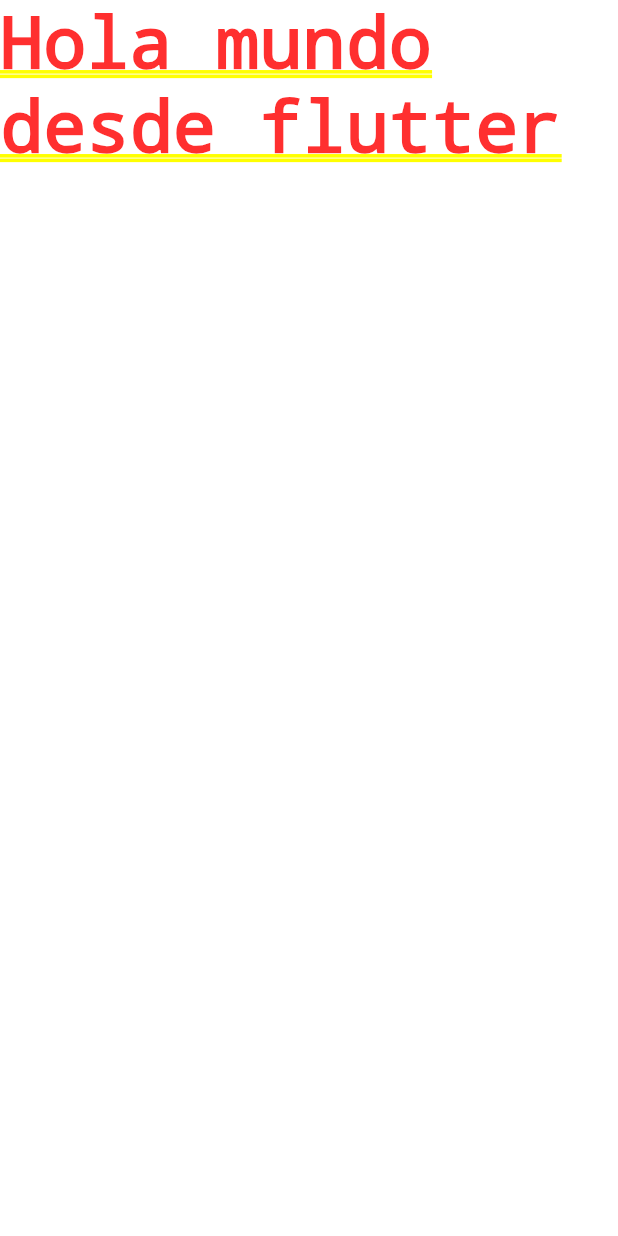
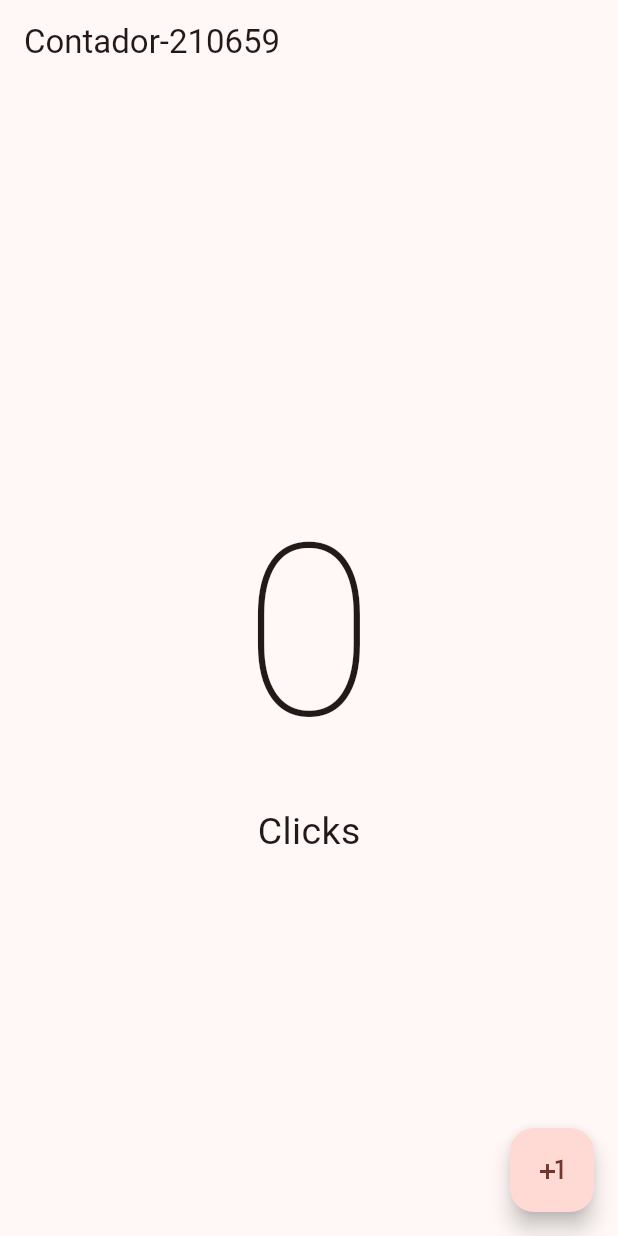
Before and after one commit to justinescorcia/DMI-10A-HelloWorld-Flutter-210659, a Flutter app: the screen it shows after launch, on a phone screen of 412 x 824 dp. Run offline on Flutter 3.47's test engine with Material 3 defaults, Android fonts, the phone set to English and light mode, and no system bars.

Commit message:
creacion flutter StatefulWidget

```diff
--- a/helloworld_app_210659/lib/main.dart
+++ b/helloworld_app_210659/lib/main.dart
@@ -1,15 +1,21 @@
 import 'package:flutter/material.dart';
+import 'package:helloworld_app_210659/presentation/screens/counter_screen.dart';
 
 void main() {
   runApp(MyApp());
 }
 
 class MyApp extends StatelessWidget {
+  const MyApp({super.key});
+
   @override
   Widget build(BuildContext context) {
     return MaterialApp(
-      home: Text('Hola mundo desde flutter'),
-    );
-    throw UnimplementedError();
+        debugShowCheckedModeBanner: false,
+        theme: ThemeData(
+          colorSchemeSeed: Colors.red
+        ),
+        home: const CounterScreen()
+        );
   }
 }
--- /dev/null
+++ b/helloworld_app_210659/lib/presentation/screens/counter_screen.dart
@@ -0,0 +1,40 @@
+import 'package:flutter/material.dart';
+
+class CounterScreen extends StatefulWidget {
+  const CounterScreen({super.key});
+
+  @override
+  State<CounterScreen> createState() => _CounterScreenState();
+}
+
+class _CounterScreenState extends State<CounterScreen> {
+  int clickCounter = 0;
+
+  @override
+  Widget build(BuildContext context) {
+    return Scaffold(
+      appBar: AppBar(
+        title: const Text('Contador-210659'),
+      ),
+      body: Center(
+        child: Column(
+          mainAxisAlignment: MainAxisAlignment.center,
+          children: [
+            Text('$clickCounter',
+                style: const TextStyle(
+                    fontSize: 160, fontWeight: FontWeight.w100)),
+            const Text('Clicks', style: TextStyle(fontSize: 25))
+          ],
+        ),
+      ),
+      floatingActionButton: FloatingActionButton(
+        onPressed: () {
+          clickCounter++;
+          setState(() {});
+
+        },
+        child: const Icon(Icons.plus_one),
+      ),
+    );
+  }
+}
```
